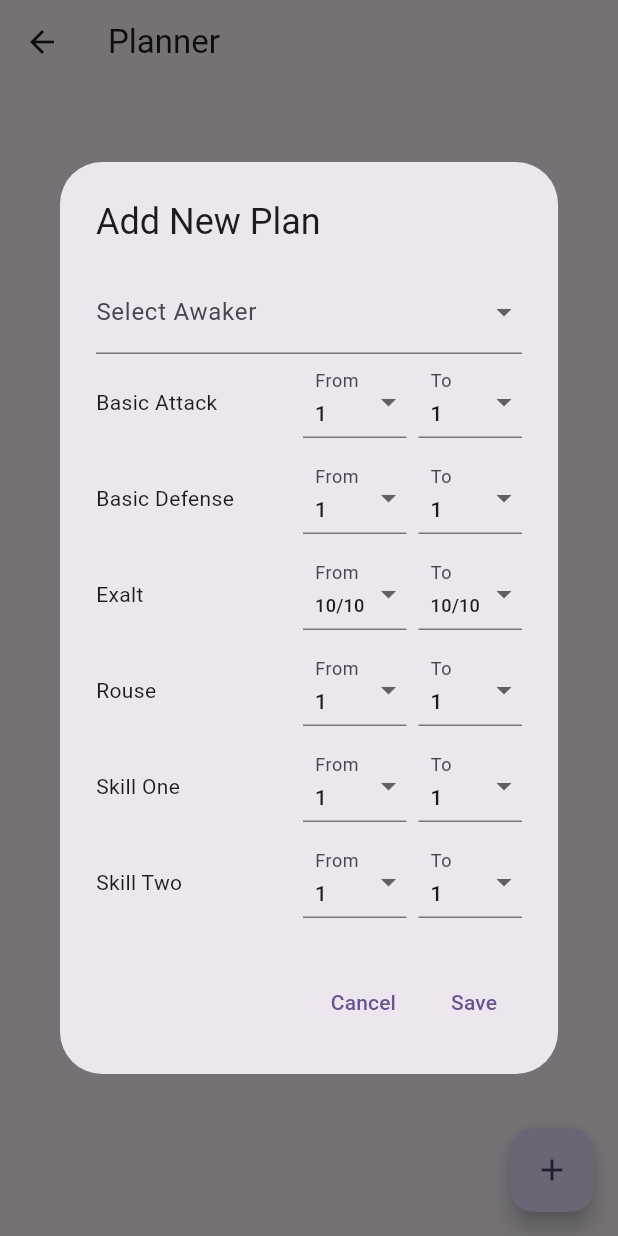
After one commit to Robertovbj/morimens_planner, a Flutter app: the PlannerPage screen opened directly, after a tap on the "add" icon, on a phone screen of 412 x 824 dp. The commit adds this screen. Run offline on Flutter 3.47's test engine with Material 3 defaults, Android fonts, the phone set to English and light mode, and no system bars; our stand-ins replace sqflite; accounts and stored records are empty.

Commit message:
Added basic planner adding

```diff
--- a/lib/models/awaker.dart
+++ b/lib/models/awaker.dart
@@ -23,11 +23,11 @@ class Awaker {
   factory Awaker.fromMap(Map<String, Object?> map) => Awaker(
         id: map['id'] as int?,
         name: map['name'] as String,
-        realm: map['realm'] as int,
-        type: map['type'] as int,
-        skillMaterial: map['skillMaterial'] as int,
-        edifyMaterial: map['edifyMaterial'] as int,
-        advancedSkillMaterial: map['advancedSkillMaterial'] as int,
+        realm: (map['realm'] as num?)?.toInt() ?? 0,
+        type: (map['type'] as num?)?.toInt() ?? 0,
+        skillMaterial: (map['skillMaterial'] as num?)?.toInt() ?? 0,
+        edifyMaterial: (map['edifyMaterial'] as num?)?.toInt() ?? 0,
+        advancedSkillMaterial: (map['advancedSkillMaterial'] as num?)?.toInt() ?? 0,
       );
 
   Map<String, Object?> toMap() => {
--- a/lib/models/planner.dart
+++ b/lib/models/planner.dart
@@ -42,7 +42,10 @@ class Planner {
       throw ArgumentError('The "to" value must be greater than or equal to the "from" value.');
     }
 
-    if (exaltTo > 6 || rouseTo > 6 || skillOneTo > 6 || skillTwoTo > 6) {
+    if (rouseTo > 6 || skillOneTo > 6 || skillTwoTo > 6) {
+      throw ArgumentError('Skill, exalt, and rouse values cannot be greater than 6.');
+    }
+    if (exaltTo > 60) {
       throw ArgumentError('Skill, exalt, and rouse values cannot be greater than 6.');
     }
   }
--- /dev/null
+++ b/lib/views/add_plan_dialog.dart
@@ -0,0 +1,235 @@
+import 'package:flutter/material.dart';
+import '../models/planner.dart';
+import '../models/awaker.dart';
+
+class AddPlanDialog extends StatefulWidget {
+  const AddPlanDialog({super.key});
+
+  @override
+  State<AddPlanDialog> createState() => _AddPlanDialogState();
+}
+
+class _AddPlanDialogState extends State<AddPlanDialog> {
+  Awaker? selectedAwaker;
+  List<Awaker> awakers = [];
+  final _formKey = GlobalKey<FormState>();
+
+  // Controllers for all "from" and "to" fields
+  final basicAttackFromController = TextEditingController(text: '1');
+  final basicAttackToController = TextEditingController(text: '1');
+  final basicDefenseFromController = TextEditingController(text: '1');
+  final basicDefenseToController = TextEditingController(text: '1');
+  final exaltFromController = TextEditingController(text: '1');
+  final exaltToController = TextEditingController(text: '1');
+  final rouseFromController = TextEditingController(text: '1');
+  final rouseToController = TextEditingController(text: '1');
+  final skillOneFromController = TextEditingController(text: '1');
+  final skillOneToController = TextEditingController(text: '1');
+  final skillTwoFromController = TextEditingController(text: '1');
+  final skillTwoToController = TextEditingController(text: '1');
+
+  @override
+  void initState() {
+    super.initState();
+    _loadAwakers();
+    // Inicializar os controllers com valores válidos
+    exaltFromController.text = '10';  // Menor valor possível para Exalt
+    exaltToController.text = '10';    // Menor valor possível para Exalt
+  }
+
+  Future<void> _loadAwakers() async {
+    final loadedAwakers = await Awaker.getAll();
+    final existingPlans = await Planner.getAll();
+
+    // Create a set of awaker IDs that are already in the planner
+    final plannedAwakerIds = existingPlans.map((plan) => plan.awaker).toSet();
+
+    // Filter out awakers that are already in the planner
+    final availableAwakers = loadedAwakers.where(
+      (awaker) => !plannedAwakerIds.contains(awaker.id)
+    ).toList();
+
+    // Sort the filtered list by name
+    availableAwakers.sort((a, b) => a.name.compareTo(b.name));
+
+    setState(() {
+      awakers = availableAwakers;
+    });
+  }
+
+  @override
+  Widget build(BuildContext context) {
+    return AlertDialog(
+      title: const Text('Add New Plan'),
+      content: SingleChildScrollView(
+        child: Form(
+          key: _formKey,
+          child: Column(
+            mainAxisSize: MainAxisSize.min,
+            children: [
+              DropdownButtonFormField<Awaker>(
+                value: selectedAwaker,
+                items: awakers.map((awaker) {
+                  return DropdownMenuItem(
+                    value: awaker,
+                    child: Text(awaker.name),
+                  );
+                }).toList(),
+                onChanged: (value) {
+                  setState(() {
+                    selectedAwaker = value;
+                  });
+                },
+                decoration: const InputDecoration(labelText: 'Select Awaker'),
+                validator: (value) {
+                  if (value == null) return 'Please select an awaker';
+                  return null;
+                },
+              ),
+              _buildLevelInputRow('Basic Attack', basicAttackFromController, basicAttackToController),
+              _buildLevelInputRow('Basic Defense', basicDefenseFromController, basicDefenseToController),
+              _buildLevelInputRow('Exalt', exaltFromController, exaltToController, maxValue: 6),
+              _buildLevelInputRow('Rouse', rouseFromController, rouseToController, maxValue: 6),
+              _buildLevelInputRow('Skill One', skillOneFromController, skillOneToController, maxValue: 6),
+              _buildLevelInputRow('Skill Two', skillTwoFromController, skillTwoToController, maxValue: 6),
+            ],
+          ),
+        ),
+      ),
+      actions: [
+        TextButton(
+          onPressed: () => Navigator.of(context).pop(),
+          child: const Text('Cancel'),
+        ),
+        TextButton(
+          onPressed: _savePlan,
+          child: const Text('Save'),
+        ),
+      ],
+    );
+  }
+
+  Widget _buildLevelInputRow(String label, TextEditingController fromController, TextEditingController toController, {int maxValue = 6}) {
+    final isExalt = label == 'Exalt';
+    final List<int> values = isExalt
+        ? [10, 20, 30, 40, 50, 60]
+        : List.generate(maxValue, (i) => i + 1);
+
+    return Padding(
+      padding: const EdgeInsets.symmetric(vertical: 8.0),
+      child: Row(
+        children: [
+          Expanded(
+            flex: 2,
+            child: Text(label),
+          ),
+          Expanded(
+            child: DropdownButtonFormField<int>(
+              isExpanded: true, // Previne overflow
+              value: int.tryParse(fromController.text),
+              items: values.map((value) {
+                return DropdownMenuItem(
+                  value: value,
+                  child: FittedBox( // Ajusta o tamanho do texto automaticamente
+                    fit: BoxFit.scaleDown,
+                    child: Text(
+                      isExalt ? '$value/$value' : value.toString(),
+                      style: const TextStyle(fontSize: 14), // Tamanho base menor
+                    ),
+                  ),
+                );
+              }).toList(),
+              onChanged: (value) {
+                if (value != null) {
+                  fromController.text = value.toString();
+                  final toValue = int.tryParse(toController.text) ?? 1;
+                  if (toValue < value) {
+                    toController.text = value.toString();
+                  }
+                }
+              },
+              decoration: const InputDecoration(
+                labelText: 'From',
+                contentPadding: EdgeInsets.symmetric(horizontal: 8, vertical: 4), // Reduz o padding
+              ),
+            ),
+          ),
+          const SizedBox(width: 8),
+          Expanded(
+            child: DropdownButtonFormField<int>(
+              isExpanded: true, // Previne overflow
+              value: int.tryParse(toController.text),
+              items: values.map((value) {
+                return DropdownMenuItem(
+                  value: value,
+                  child: FittedBox( // Ajusta o tamanho do texto automaticamente
+                    fit: BoxFit.scaleDown,
+                    child: Text(
+                      isExalt ? '$value/$value' : value.toString(),
+                      style: const TextStyle(fontSize: 14), // Tamanho base menor
+                    ),
+                  ),
+                );
+              }).toList(),
+              onChanged: (value) {
+                if (value != null) {
+                  toController.text = value.toString();
+                  final fromValue = int.tryParse(fromController.text) ?? 1;
+                  if (fromValue > value) {
+                    fromController.text = value.toString();
+                  }
+                }
+              },
+              decoration: const InputDecoration(
+                labelText: 'To',
+                contentPadding: EdgeInsets.symmetric(horizontal: 8, vertical: 4), // Reduz o padding
+              ),
+            ),
+          ),
+        ],
+      ),
+    );
+  }
+
+  String? _validateLevel(String? value, int maxValue) {
+    if (value == null || value.isEmpty) return 'Required';
+    final number = int.tryParse(value);
+    if (number == null) return 'Invalid number';
+    if (number < 1) return 'Min is 1';
+    if (number > maxValue) return 'Max is $maxValue';
+    return null;
+  }
+
+  void _savePlan() async {
+    if (!_formKey.currentState!.validate()) return;
+
+    try {
+      final planner = Planner(
+        awaker: selectedAwaker!.id!,
+        basicAttackFrom: int.parse(basicAttackFromController.text),
+        basicAttackTo: int.parse(basicAttackToController.text),
+        basicDefenseFrom: int.parse(basicDefenseFromController.text),
+        basicDefenseTo: int.parse(basicDefenseToController.text),
+        exaltFrom: int.parse(exaltFromController.text),
+        exaltTo: int.parse(exaltToController.text),
+        rouseFrom: int.parse(rouseFromController.text),
+        rouseTo: int.parse(rouseToController.text),
+        skillOneFrom: int.parse(skillOneFromController.text),
+        skillOneTo: int.parse(skillOneToController.text),
+        skillTwoFrom: int.parse(skillTwoFromController.text),
+        skillTwoTo: int.parse(skillTwoToController.text),
+      );
+
+      await Planner.insert(planner);
+      if (mounted) {
+        Navigator.of(context).pop(true);
+      }
+    } catch (e) {
+      if (mounted) {
+        ScaffoldMessenger.of(context).showSnackBar(
+          SnackBar(content: Text(e.toString())),
+        );
+      }
+    }
+  }
+}
--- /dev/null
+++ b/lib/views/planner_page.dart
@@ -0,0 +1,101 @@
+import 'package:flutter/material.dart';
+import '../models/planner.dart';
+import '../models/awaker.dart';
+import 'add_plan_dialog.dart';
+
+class PlannerPage extends StatefulWidget {
+  const PlannerPage({super.key});
+
+  @override
+  State<PlannerPage> createState() => _PlannerPageState();
+}
+
+class _PlannerPageState extends State<PlannerPage> {
+  List<Planner> plans = [];
+  Map<int, Awaker> awakersMap = {};
+
+  @override
+  void initState() {
+    super.initState();
+    _loadData();
+  }
+
+  Future<void> _loadData() async {
+    final allPlans = await Planner.getAll();
+    final allAwakers = await Awaker.getAll();
+
+    setState(() {
+      plans = allPlans;
+      awakersMap = {for (var awaker in allAwakers) awaker.id!: awaker};
+    });
+  }
+
+  @override
+  Widget build(BuildContext context) {
+    return Scaffold(
+      appBar: AppBar(
+        title: const Text('Planner'),
+      ),
+      body: GridView.builder(
+        padding: const EdgeInsets.all(8),
+        gridDelegate: const SliverGridDelegateWithFixedCrossAxisCount(
+          crossAxisCount: 2,
+          childAspectRatio: 0.75,
+          crossAxisSpacing: 10,
+          mainAxisSpacing: 10,
+        ),
+        itemCount: plans.length,
+        itemBuilder: (context, index) {
+          final plan = plans[index];
+          final awaker = awakersMap[plan.awaker];
+
+          return Card(
+            child: Column(
+              children: [
+                Expanded(
+                  child: Container(
+                    decoration: BoxDecoration(
+                      color: Colors.grey[200],
+                      borderRadius: const BorderRadius.vertical(
+                        top: Radius.circular(4),
+                      ),
+                    ),
+                    child: const Center(
+                      child: Icon(
+                        Icons.person,
+                        size: 64,
+                      ),
+                    ),
+                  ),
+                ),
+                Padding(
+                  padding: const EdgeInsets.all(8.0),
+                  child: Text(
+                    awaker?.name ?? 'Unknown',
+                    style: const TextStyle(
+                      fontSize: 16,
+                      fontWeight: FontWeight.bold,
+                    ),
+                  ),
+                ),
+              ],
+            ),
+          );
+        },
+      ),
+      floatingActionButton: FloatingActionButton(
+        onPressed: () async {
+          final result = await showDialog(
+            context: context,
+            builder: (context) => const AddPlanDialog(),
+          );
+
+          if (result == true) {
+            _loadData();
+          }
+        },
+        child: const Icon(Icons.add),
+      ),
+    );
+  }
+}
```
Also changed, not shown: lib/main.dart (+11 -0 lines).
